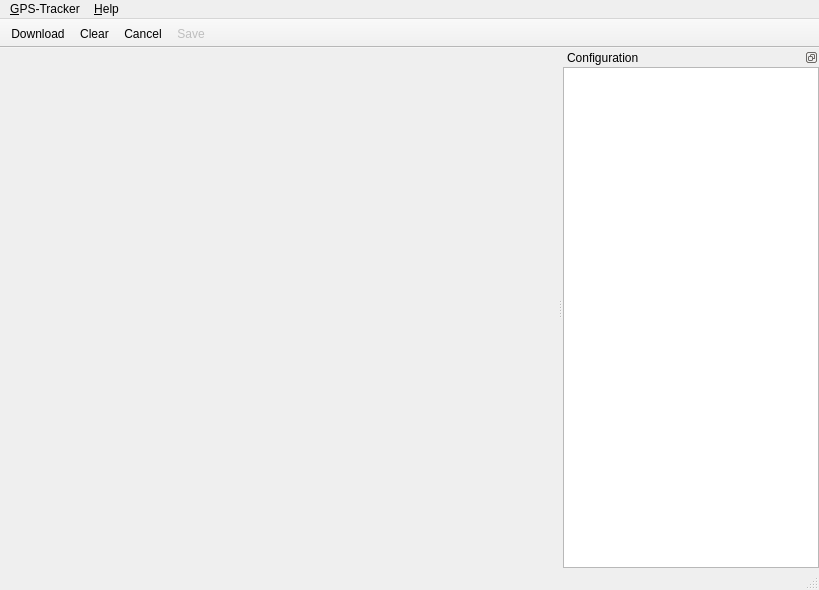
First picture: the form in src/igotugui/igotugui.ui, repository mnalis/igotu2gpx, before the edit.
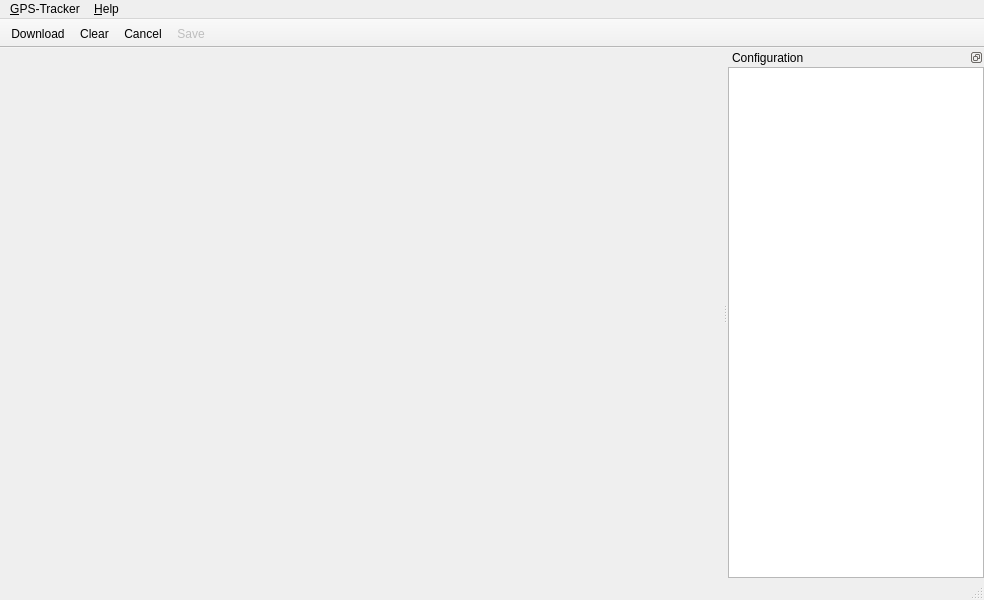
Second picture: the form after the edit.

What changed in the file:
```diff
--- a/src/igotugui/igotugui.ui
+++ b/src/igotugui/igotugui.ui
@@ -6,8 +6,8 @@
    <rect>
     <x>0</x>
     <y>0</y>
-    <width>819</width>
-    <height>590</height>
+    <width>984</width>
+    <height>600</height>
    </rect>
   </property>
   <property name="windowTitle">
@@ -25,7 +25,7 @@
     <rect>
      <x>0</x>
      <y>0</y>
-     <width>819</width>
+     <width>984</width>
      <height>23</height>
     </rect>
    </property>
```
